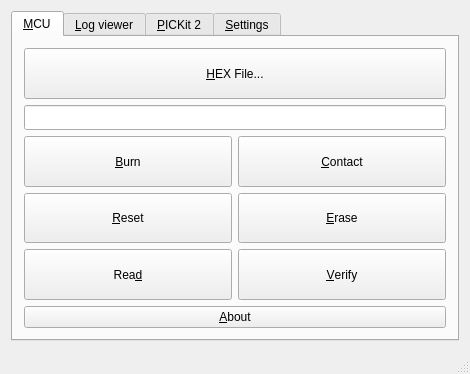
Before: the Qt Designer form mainwindow.ui in Ho-Ro/QPICkit, drawn with Qt 5.
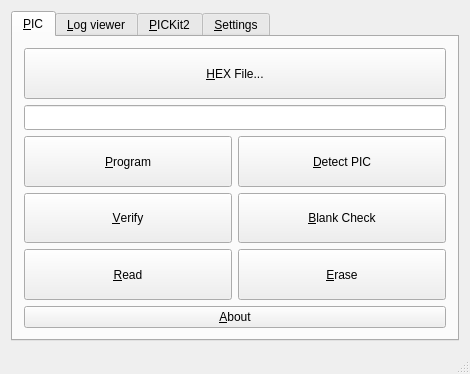
After: the same form once the commit is applied. Icons and pictures are not drawn.

Commit message: Blank Check instead of Reset; more compact logging; new icon

The edit to the form file:
```diff
--- a/mainwindow.ui
+++ b/mainwindow.ui
@@ -36,7 +36,7 @@
          <normaloff>:/processor.png</normaloff>:/processor.png</iconset>
        </attribute>
        <attribute name="title">
-        <string>&amp;MCU</string>
+        <string>&amp;PIC</string>
        </attribute>
        <layout class="QGridLayout" name="gridLayout">
         <item row="0" column="0" colspan="2">
@@ -92,7 +92,7 @@
            </size>
           </property>
           <property name="text">
-           <string>&amp;Burn</string>
+           <string>&amp;Program</string>
           </property>
           <property name="icon">
            <iconset resource="img/img.qrc">
@@ -121,7 +121,7 @@
            </size>
           </property>
           <property name="text">
-           <string>&amp;Contact</string>
+           <string>&amp;Detect PIC</string>
           </property>
           <property name="icon">
            <iconset resource="img/img.qrc">
@@ -136,7 +136,7 @@
          </widget>
         </item>
         <item row="3" column="0">
-         <widget class="QPushButton" name="resetButton">
+         <widget class="QPushButton" name="verifyButton">
           <property name="sizePolicy">
            <sizepolicy hsizetype="Expanding" vsizetype="Expanding">
             <horstretch>0</horstretch>
@@ -150,7 +150,7 @@
            </size>
           </property>
           <property name="text">
-           <string>&amp;Reset</string>
+           <string>&amp;Verify</string>
           </property>
           <property name="icon">
            <iconset resource="img/img.qrc">
@@ -165,7 +165,7 @@
          </widget>
         </item>
         <item row="3" column="1">
-         <widget class="QPushButton" name="eraseButton">
+         <widget class="QPushButton" name="blankCheckButton">
           <property name="sizePolicy">
            <sizepolicy hsizetype="Expanding" vsizetype="Expanding">
             <horstretch>0</horstretch>
@@ -179,7 +179,7 @@
            </size>
           </property>
           <property name="text">
-           <string>&amp;Erase</string>
+           <string>&amp;Blank Check</string>
           </property>
           <property name="icon">
            <iconset resource="img/img.qrc">
@@ -208,7 +208,7 @@
            </size>
           </property>
           <property name="text">
-           <string>Rea&amp;d</string>
+           <string>&amp;Read</string>
           </property>
           <property name="icon">
            <iconset resource="img/img.qrc">
@@ -223,7 +223,7 @@
          </widget>
         </item>
         <item row="4" column="1">
-         <widget class="QPushButton" name="verifyButton">
+         <widget class="QPushButton" name="eraseButton">
           <property name="sizePolicy">
            <sizepolicy hsizetype="Expanding" vsizetype="Expanding">
             <horstretch>0</horstretch>
@@ -237,7 +237,7 @@
            </size>
           </property>
           <property name="text">
-           <string>&amp;Verify</string>
+           <string>&amp;Erase</string>
           </property>
           <property name="icon">
            <iconset resource="img/img.qrc">
@@ -293,7 +293,7 @@
          <normaloff>:/port.png</normaloff>:/port.png</iconset>
        </attribute>
        <attribute name="title">
-        <string>&amp;PICKit 2</string>
+        <string>&amp;PICKit2</string>
        </attribute>
        <layout class="QGridLayout" name="gridLayout_4">
         <item row="2" column="0">
```
Left out of the diff: 28 changed lines with no effect on the pictures. The commit also changes 4 other files.
